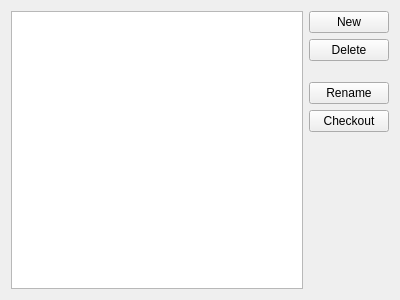
The window that vcs/dvcs/ui/branchmanager.ui (KDE/kdevelop) describes before a commit, drawn with Qt 5.
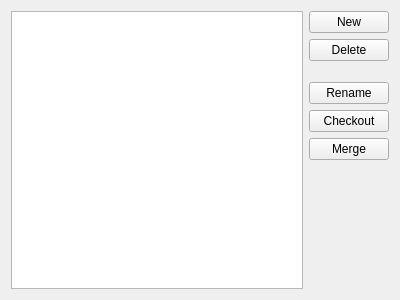
The same window after the commit.

Commit message:
Add merge capability for git plugin.
Reviewers: apol, mwolff, kfunk

Reviewed By: apol, mwolff

Subscribers: kfunk, kdevelop-devel

Tags: #kdevelop

What changed in the file:
```diff
--- a/vcs/dvcs/ui/branchmanager.ui
+++ b/vcs/dvcs/ui/branchmanager.ui
@@ -66,6 +66,13 @@
        </property>
       </widget>
      </item>
+     <item>
+     <widget class="QPushButton" name="mergeButton">
+       <property name="text">
+        <string>Merge</string>
+       </property>
+      </widget>
+     </item>
      <item>
       <spacer name="verticalSpacer">
        <property name="orientation">
```
The commit also changes 7 other files.
